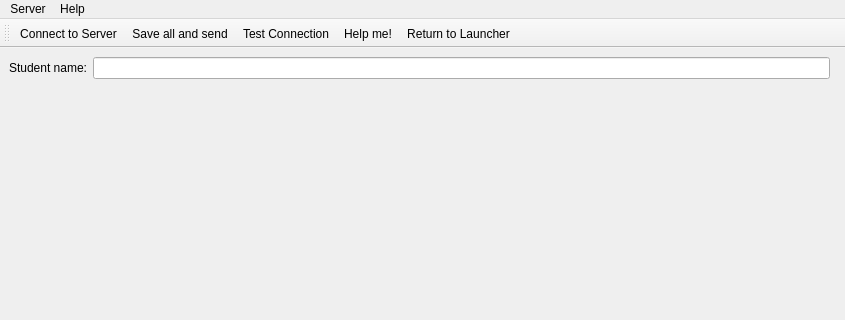
Qt form Sources/App/StudentClient/studentclient.ui (timattt/Cognitia-II) before a commit; both pictures show x 0 to 845 and y 0 to 320 of the 845 by 563 pixel window.
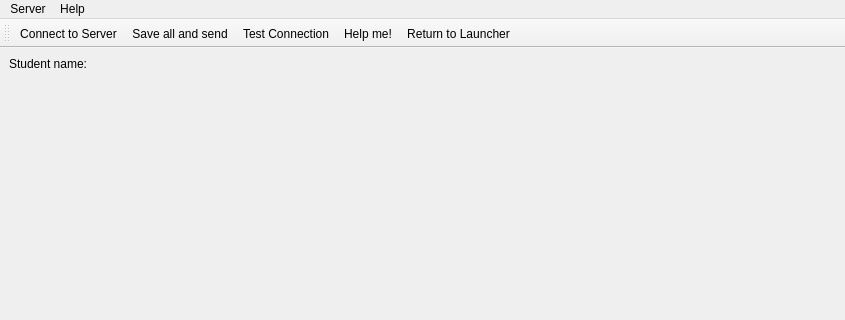
The same form after that commit. Custom widgets are drawn as their Qt base class.

The edit to the form file:
```diff
--- a/Sources/App/StudentClient/studentclient.ui
+++ b/Sources/App/StudentClient/studentclient.ui
@@ -27,7 +27,11 @@
          </widget>
         </item>
         <item row="0" column="1">
-         <widget class="QLineEdit" name="studentNameField"/>
+         <widget class="QLabel" name="StudentName">
+          <property name="text">
+           <string/>
+          </property>
+         </widget>
         </item>
        </layout>
       </item>
```
Left out of the diff: 2 changed lines with no effect on the pictures.
